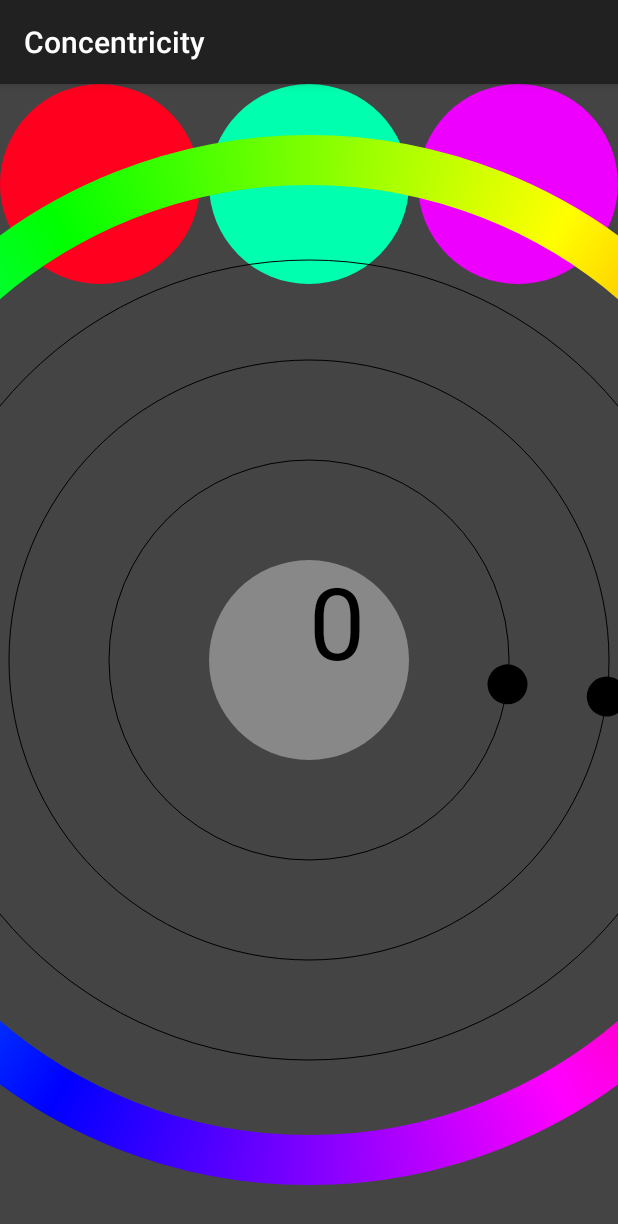
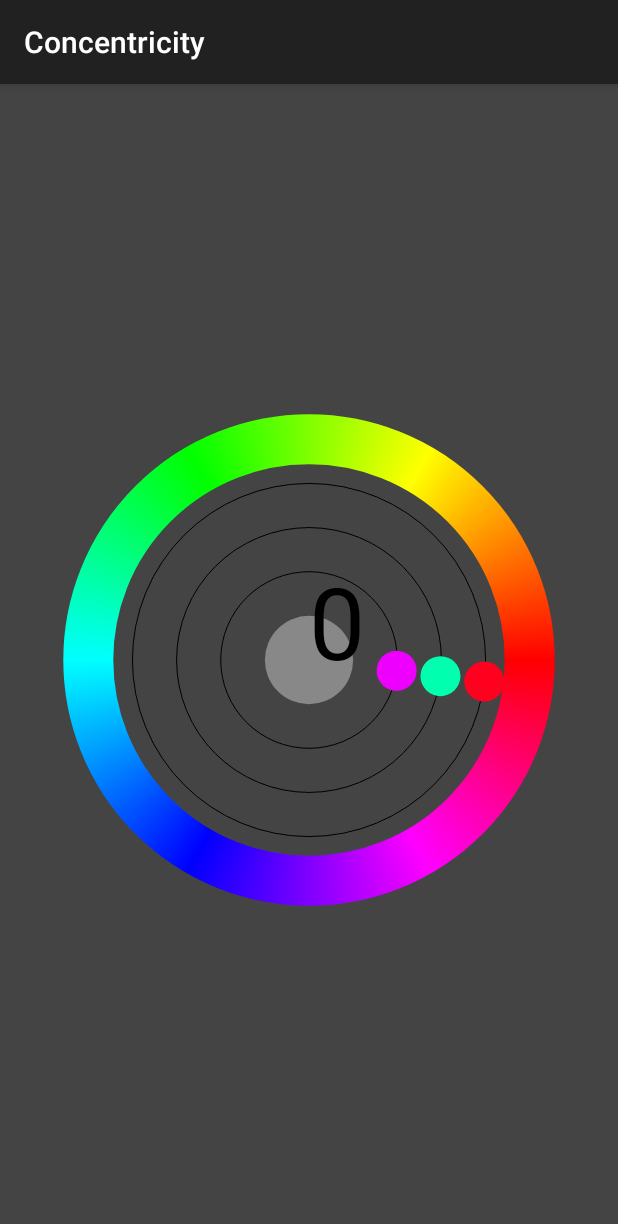
Before and after one commit to TeamUpApp/Concentricity, an Android app: the screen it shows after launch (MainActivity), on a phone screen of 412 x 824 dp. Shown: the top 1224 px of the screen. Run offline under Robolectric (Android 15) with nearby library versions, the phone set to English and light mode, and no system bars.

Commit message:
Change ball colors and game size

```diff
--- a/app/src/main/java/teamupapps/com/concentricity/MainActivity.java
+++ b/app/src/main/java/teamupapps/com/concentricity/MainActivity.java
@@ -28,7 +28,13 @@ public class MainActivity extends ActionBarActivity {
     }
 
     public class MyView extends View  {
-        float radius = 100;
+        float radius;// = 100;
+        boolean firstRun = true;
+
+       // bounds = new RectF(canvas.getClipBounds());
+        //centerX = bounds.centerX();
+       // centerY = bounds.centerY();
+
         float angleDeg = 0f;
 
         float angleDegOne = 0f;
@@ -68,9 +74,12 @@ public class MainActivity extends ActionBarActivity {
 
         int score = 0;
         float ball_speed = 1.0f;
-        float check_distance = 20f;
+        float check_distance = 40f;
         float speed_increment = 0.2f;
         int numberOfCorrect = 0;
+
+        // the number here will be divided by the canvas size to get the radius size
+        int GAME_SIZE =14;
 
         public MyView(Context context) {
             super(context);
@@ -98,6 +107,8 @@ public class MainActivity extends ActionBarActivity {
             angleDegOne = 0;
             angleDegTwo = 0;
             angleDegThree = 0;
+
+            getBallPaints();
 
         }
 
@@ -193,14 +204,87 @@ public class MainActivity extends ActionBarActivity {
             return false;
         }
 
+        private void getBallPaints(){
+            Paint guessPaint = new Paint();
+            guessPaint.setAntiAlias(true);
+            guessPaint.setStyle(Paint.Style.FILL);
+
+
+
+            float guessCol = rand;
+
+            float Posx = (float)Math.cos(Math.toRadians(guessCol));
+            float Posy = (float)Math.sin(Math.toRadians(guessCol));
+            float angle = (float)java.lang.Math.atan2(Posy, Posx);
+
+            float unit = angle/(2*PI);
+            if (unit < 0) {
+                unit += 1;
+            }
+
+            thirdBallPaint.setColor(interpColor(COLORS_PRIMARAY, unit));
+           // firstBallPaint.setColor(BLACK);
+
+
+            //  canvas.drawCircle(radius, radius, radius, guessPaint);
+
+            guessPaint.setColor(BLACK);
+            //  canvas.drawCircle(Posx, Posy, 20, guessPaint);
+
+            float guessCol2 = rand2;
+
+            Posx = (float)Math.cos(Math.toRadians(guessCol2));
+            Posy = (float)Math.sin(Math.toRadians(guessCol2));
+            angle = (float)java.lang.Math.atan2(Posy, Posx);
+
+            unit = angle/(2*PI);
+            if (unit < 0) {
+                unit += 1;
+            }
+
+            secondBallPaint.setColor(interpColor(COLORS_PRIMARAY, unit));
+          //  guessPaint.setColor(interpColor(COLORS_PRIMARAY, unit));
+            // canvas.drawCircle(x / 2 ,radius, radius, guessPaint);
+
+            float guessCol3 = rand3;
+
+            Posx = (float)Math.cos(Math.toRadians(guessCol3));
+            Posy = (float)Math.sin(Math.toRadians(guessCol3));
+            angle = (float)java.lang.Math.atan2(Posy, Posx);
+
+            unit = angle/(2*PI);
+            if (unit < 0) {
+                unit += 1;
+            }
+
+            firstBallPaint.setColor(interpColor(COLORS_PRIMARAY, unit));
+            // guessPaint.setColor(interpColor(COLORS_PRIMARAY, unit));
+            //  canvas.drawCircle(x-radius, radius, radius, guessPaint);
+        }
+
+        private void getRadiusSize(Canvas canvas) {
+
+            bounds = new RectF(canvas.getClipBounds());
+            centerX = bounds.centerX();
+            centerY = bounds.centerY();
+            radius = bounds.width()/GAME_SIZE;
+        }
 
         @Override
         protected void onDraw(Canvas canvas) {
             super.onDraw(canvas);
 
+
+            if(firstRun){
+                getBallPaints();
+                getRadiusSize(canvas);
+                firstRun = false;
+            }
+
             drawStaticObjects(canvas);
             drawArcs(canvas);
             drawMovingCircles(canvas);
+
 
             if(freezeFirst){
 
@@ -211,7 +295,6 @@ public class MainActivity extends ActionBarActivity {
             if(freezeThird){
                 if(numberOfCorrect >= 2) {
                     ball_speed = ball_speed + speed_increment;
-                    Log.i("", "speed " + ball_speed);
                     freezeFirst = false;
                     freezeSecond = false;
                     freezeThird = false;
@@ -220,6 +303,8 @@ public class MainActivity extends ActionBarActivity {
                     rand3 = r.nextInt(359);
                     timerHandler.postDelayed(timerRunnable, 10);
                     numberOfCorrect = 0;
+                    firstRun = true;
+                   // getBallPaints();
                 }else {
                     reset();
                     timerHandler.postDelayed(timerRunnable, 10);
@@ -317,6 +402,8 @@ public class MainActivity extends ActionBarActivity {
             paint.setColor(Color.RED);
             canvas.drawCircle(col3XPos, col3YPos, 20, paint);*/
             //canvas.drawCircle(x / 2, y / 2,radius*5, paint);
+
+
         }
 
         public void drawStaticObjects(Canvas canvas){
@@ -342,60 +429,7 @@ public class MainActivity extends ActionBarActivity {
             primaryFramePaint.setStyle(Paint.Style.STROKE);
             primaryFramePaint.setColor(Color.BLUE);
 
-            Paint guessPaint = new Paint();
-            guessPaint.setAntiAlias(true);
-            guessPaint.setStyle(Paint.Style.FILL);
-
             canvas.drawPaint(canvasPaint);
-
-            float guessCol = rand;
-
-            float Posx = (float)Math.cos(Math.toRadians(guessCol));
-            float Posy = (float)Math.sin(Math.toRadians(guessCol));
-            float angle = (float)java.lang.Math.atan2(Posy, Posx);
-
-            float unit = angle/(2*PI);
-            if (unit < 0) {
-                unit += 1;
-            }
-
-            guessPaint.setColor(interpColor(COLORS_PRIMARAY, unit));
-
-
-            canvas.drawCircle(radius, radius, radius, guessPaint);
-
-            guessPaint.setColor(BLACK);
-          //  canvas.drawCircle(Posx, Posy, 20, guessPaint);
-
-            float guessCol2 = rand2;
-
-            Posx = (float)Math.cos(Math.toRadians(guessCol2));
-            Posy = (float)Math.sin(Math.toRadians(guessCol2));
-            angle = (float)java.lang.Math.atan2(Posy, Posx);
-
-            unit = angle/(2*PI);
-            if (unit < 0) {
-                unit += 1;
-            }
-
-            guessPaint.setColor(interpColor(COLORS_PRIMARAY, unit));
-            guessPaint.setColor(interpColor(COLORS_PRIMARAY, unit));
-            canvas.drawCircle(x / 2 ,radius, radius, guessPaint);
-
-            float guessCol3 = rand3;
-
-            Posx = (float)Math.cos(Math.toRadians(guessCol3));
-            Posy = (float)Math.sin(Math.toRadians(guessCol3));
-            angle = (float)java.lang.Math.atan2(Posy, Posx);
-
-            unit = angle/(2*PI);
-            if (unit < 0) {
-                unit += 1;
-            }
-
-            guessPaint.setColor(interpColor(COLORS_PRIMARAY, unit));
-           // guessPaint.setColor(interpColor(COLORS_PRIMARAY, unit));
-            canvas.drawCircle(x-radius, radius, radius, guessPaint);
 
             canvas.drawCircle(x / 2, y / 2, radius, redFillPaint);
             canvas.drawCircle(x / 2, y / 2, radius*2, lineFillPaint);
```
